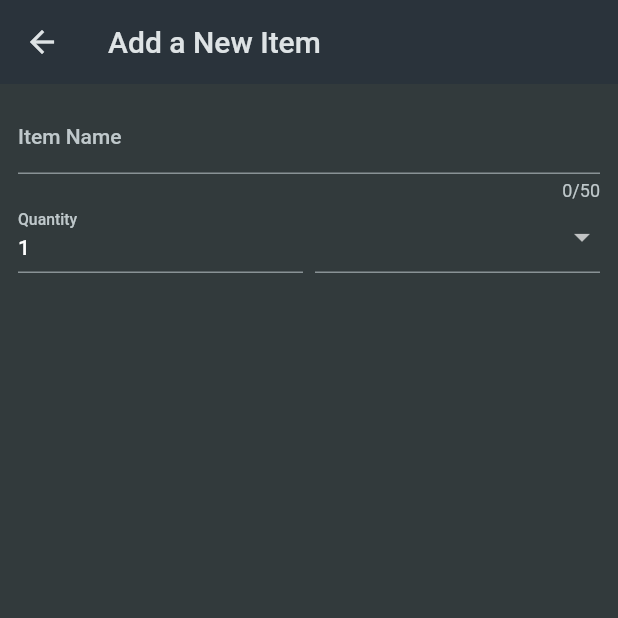
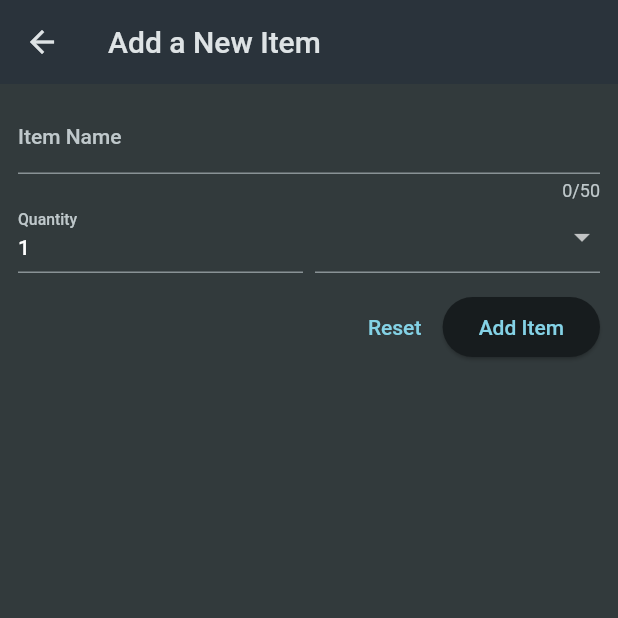
Before and after one commit to mnengineer/s, a Flutter app: the NewItem screen opened directly, on a phone screen of 412 x 824 dp, the top half of it. Run offline on Flutter 3.47's test engine with Material 2 defaults, Android fonts, the phone set to English and light mode, and no system bars.

Commit message:
feat: reset及びaddButtonの追加

```diff
--- a/lib/widgets/new_item.dart
+++ b/lib/widgets/new_item.dart
@@ -64,7 +64,21 @@ class _NewItemState extends State<NewItem> {
                     ),
                   ),
                 ],
-              )
+              ),
+              const SizedBox(height: 12),
+              Row(
+                mainAxisAlignment: MainAxisAlignment.end,
+                children: [
+                  TextButton(
+                    onPressed: () {},
+                    child: const Text('Reset'),
+                  ),
+                  ElevatedButton(
+                    onPressed: () {},
+                    child: const Text('Add Item'),
+                  ),
+                ],
+              ),
             ],
           ),
         ),
```
